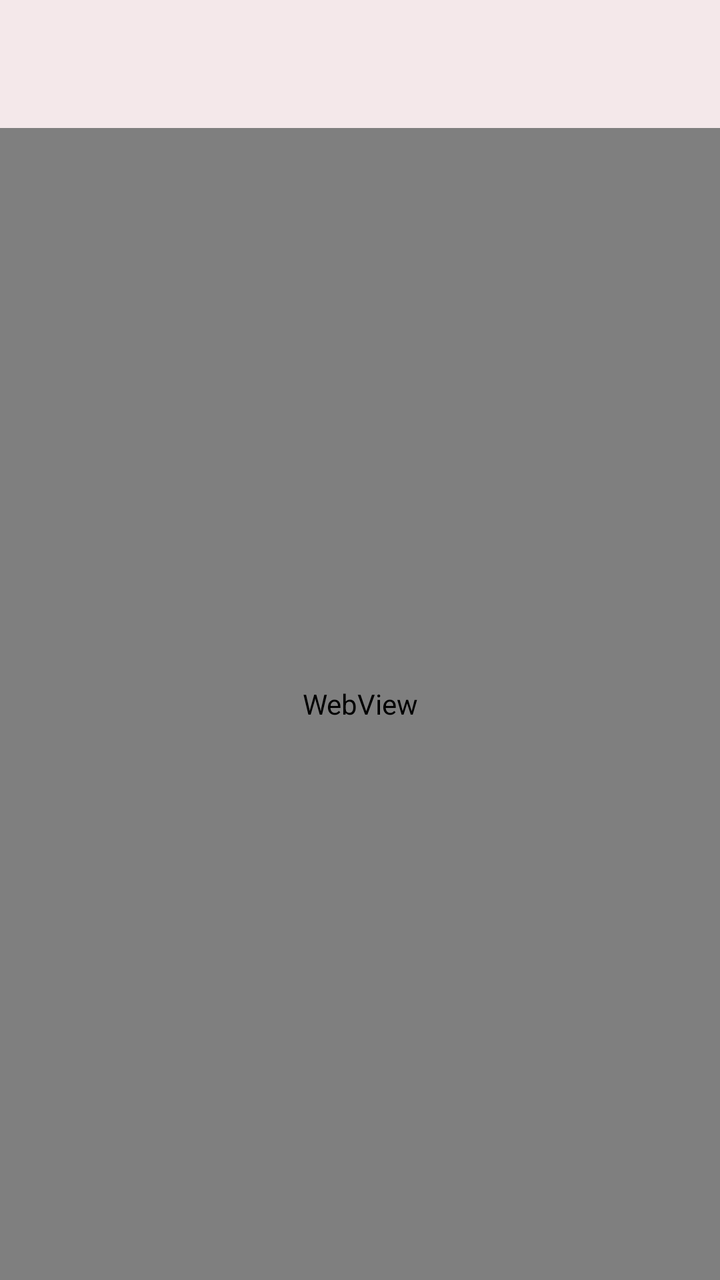
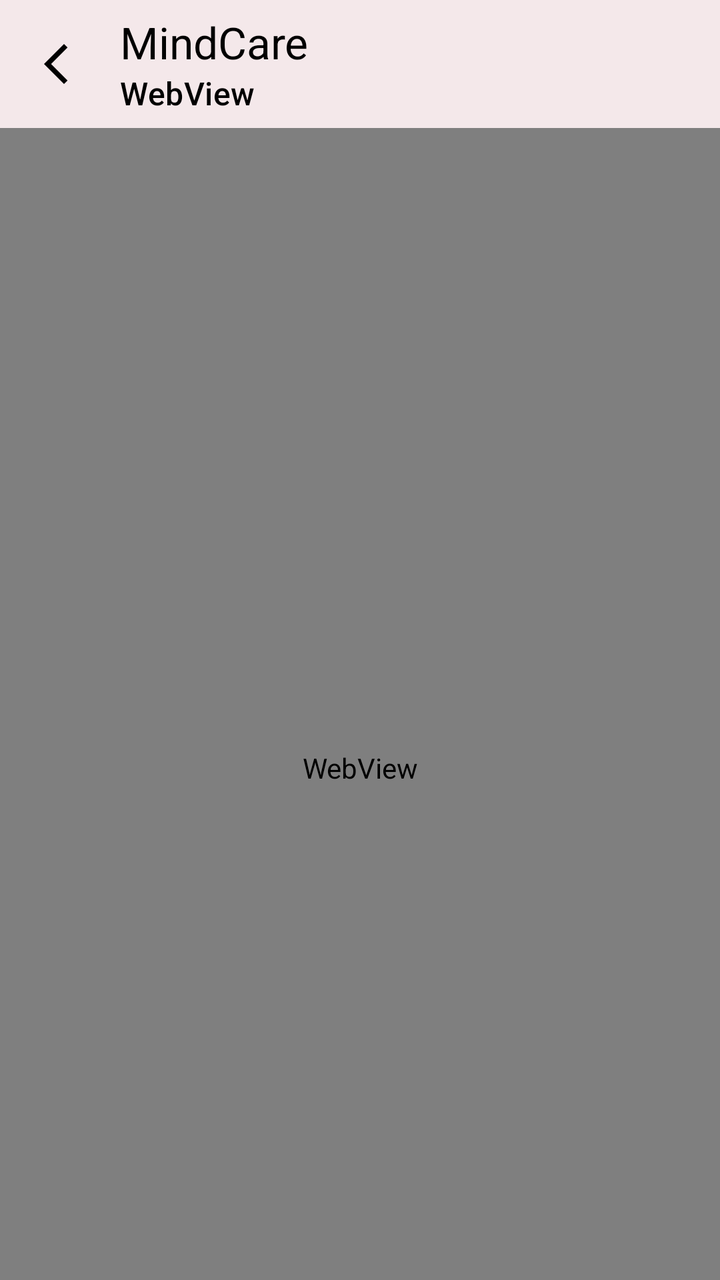

Two renders of the same Android screen: before a commit and after it. Below are the layout's source before the change and the commit's diff.
<!-- AndroidManifest.xml: application theme Theme.Nadini_3TIB -->
<!-- res/layout/activity_web_view.xml -->
<?xml version="1.0" encoding="utf-8"?>
<androidx.coordinatorlayout.widget.CoordinatorLayout
    xmlns:android="http://schemas.android.com/apk/res/android"
    xmlns:app="http://schemas.android.com/apk/res-auto"
    xmlns:tools="http://schemas.android.com/tools"
    android:id="@+id/main"
    android:layout_width="match_parent"
    android:layout_height="match_parent"
    android:background="@drawable/background"
    tools:context=".pertemuan5.WebViewActivity">

    
    <com.google.android.material.appbar.AppBarLayout
        android:id="@+id/appBar"
        android:layout_width="match_parent"
        android:layout_height="wrap_content">

        
        <androidx.appcompat.widget.Toolbar
            android:id="@+id/toolbar"
            android:layout_width="match_parent"
            android:layout_height="?attr/actionBarSize"
            android:background="@color/pink"
            app:titleTextColor="@color/black"
            app:subtitleTextColor="@color/black" />

    </com.google.android.material.appbar.AppBarLayout>

    
    <WebView
        android:id="@+id/webView"
        android:layout_width="match_parent"
        android:layout_height="match_parent"
        app:layout_behavior="@string/appbar_scrolling_view_behavior" />

</androidx.coordinatorlayout.widget.CoordinatorLayout>
<!-- resources referenced by this layout -->
<resources>
  <color name="black">#FF000000</color>
  <color name="pink">#F4E8EA</color>
  <!-- drawable background: jpg bitmap (drawable, 39170 bytes) -->
  <style name="Theme.Nadini_3TIB" parent="Base.Theme.Nadini_3TIB" />
  <style name="Base.Theme.Nadini_3TIB" parent="Theme.Material3.DayNight.NoActionBar">
          
          
      </style>
</resources>

<!-- the commit's change to res/layout/activity_web_view.xml (unified diff, before → after) -->
@@ -7,26 +7,27 @@
     android:layout_width="match_parent"
     android:layout_height="match_parent"
     android:background="@drawable/background"
-    tools:context=".pertemuan5.WebViewActivity">
+    tools:context=".Home.pertemuan5.WebViewActivity">
 
-    
     <com.google.android.material.appbar.AppBarLayout
         android:id="@+id/appBar"
         android:layout_width="match_parent"
         android:layout_height="wrap_content">
 
-        
         <androidx.appcompat.widget.Toolbar
             android:id="@+id/toolbar"
             android:layout_width="match_parent"
             android:layout_height="?attr/actionBarSize"
             android:background="@color/pink"
+            app:title="MindCare"
+            app:subtitle="WebView"
             app:titleTextColor="@color/black"
-            app:subtitleTextColor="@color/black" />
+            app:subtitleTextColor="@color/black"
+            app:navigationIcon="@drawable/ic_arrow_back"
+            app:layout_scrollFlags="scroll|enterAlways" />
 
     </com.google.android.material.appbar.AppBarLayout>
 
-    
     <WebView
         android:id="@+id/webView"
         android:layout_width="match_parent"
<!-- resource entries referenced after the edit -->
@@ -3,6 +3,12 @@
   <color name="black">#FF000000</color>
   <color name="pink">#F4E8EA</color>
   <!-- drawable background: jpg bitmap (drawable, 39170 bytes) -->
+  <!-- drawable ic_arrow_back (drawable) -->
+  <vector xmlns:android="http://schemas.android.com/apk/res/android" android:autoMirrored="true" android:height="24dp" android:tint="#000000" android:viewportHeight="960" android:viewportWidth="960" android:width="24dp">
+        
+      <path android:fillColor="@android:color/white" android:pathData="M640,880L240,480L640,80L711,151L382,480L711,809L640,880Z"/>
+      
+  </vector>
   <style name="Theme.Nadini_3TIB" parent="Base.Theme.Nadini_3TIB" />
   <style name="Base.Theme.Nadini_3TIB" parent="Theme.Material3.DayNight.NoActionBar">
           
